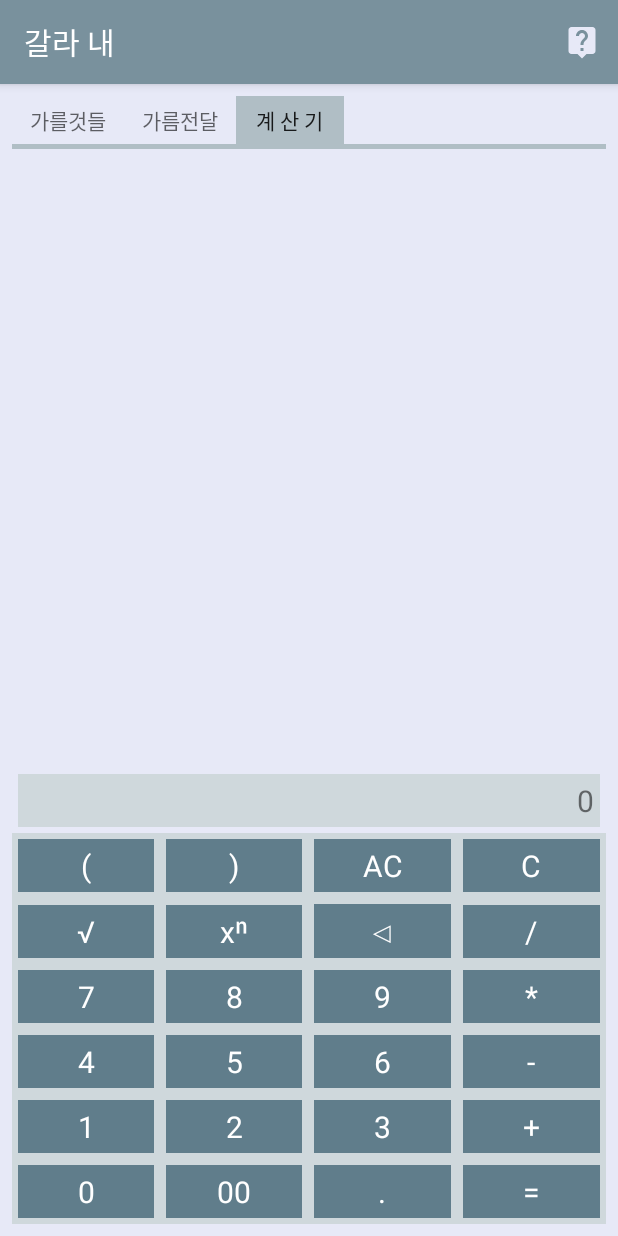
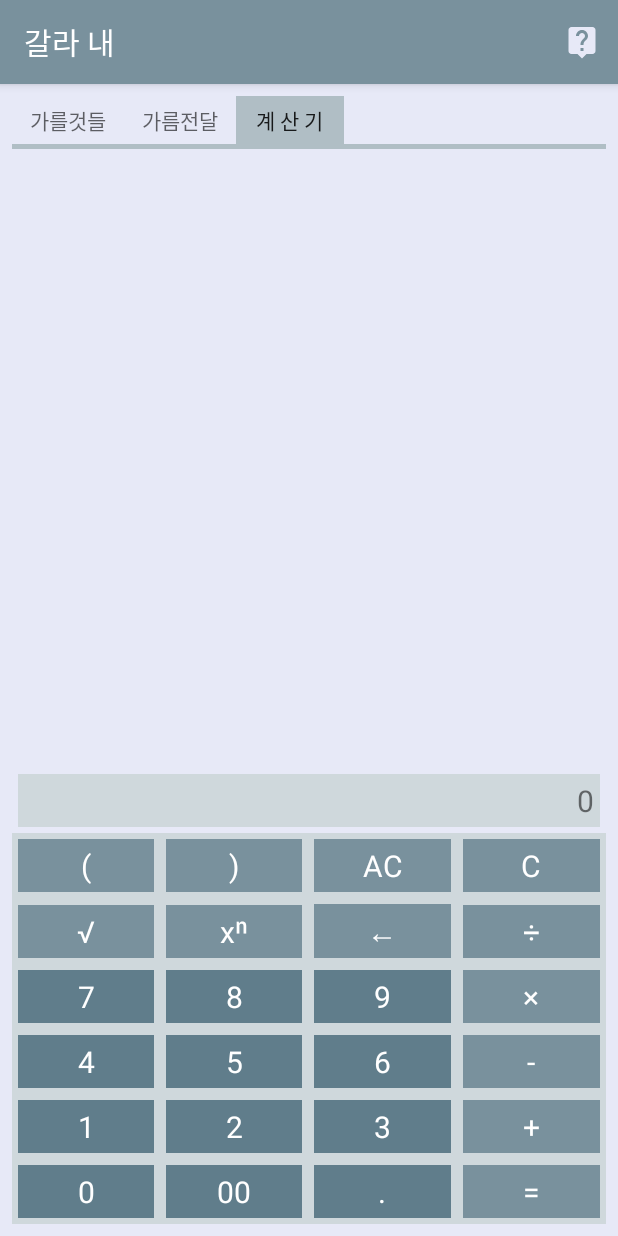
Before and after one commit to fontjuna/Gallane, an Android app: the screen it shows after launch (GallaActivity), tab 3 chosen, on a phone screen of 412 x 824 dp. Run offline under Robolectric (Android 15) with nearby library versions, the phone set to English and light mode, and no system bars; our stand-ins replace AdMob.

```diff
--- a/app/build.gradle
+++ b/app/build.gradle
@@ -7,8 +7,8 @@ android {
         applicationId "com.nohseunghwa.gallane"
         minSdkVersion 15
         targetSdkVersion 26
-        versionCode 108
-        versionName "1.0.8"
+        versionCode 109
+        versionName "1.0.9"
         testInstrumentationRunner "android.support.test.runner.AndroidJUnitRunner"
     }
     buildTypes {
--- a/app/src/main/res/layout/fragment_calc.xml
+++ b/app/src/main/res/layout/fragment_calc.xml
@@ -6,7 +6,7 @@
     android:layout_height="match_parent"
     android:background="@color/colorBakckground"
     android:orientation="vertical"
-    tools:context="com.nohseunghwa.gallane.GallaActivity">
+    tools:context=".GallaActivity">
 
     <LinearLayout
         android:layout_width="match_parent"
@@ -73,7 +73,7 @@
                 android:layout_height="wrap_content"
                 android:layout_margin="4dp"
                 android:layout_weight="1"
-                android:background="@color/colorPrimaryDark"
+                android:background="@color/colorPrimary"
                 android:gravity="center"
                 android:padding="@dimen/button_padding"
                 android:soundEffectsEnabled="true"
@@ -87,7 +87,7 @@
                 android:layout_height="wrap_content"
                 android:layout_margin="4dp"
                 android:layout_weight="1"
-                android:background="@color/colorPrimaryDark"
+                android:background="@color/colorPrimary"
                 android:gravity="center"
                 android:padding="@dimen/button_padding"
                 android:soundEffectsEnabled="true"
@@ -101,7 +101,7 @@
                 android:layout_height="wrap_content"
                 android:layout_margin="4dp"
                 android:layout_weight="1"
-                android:background="@color/colorPrimaryDark"
+                android:background="@color/colorPrimary"
                 android:gravity="center"
                 android:padding="@dimen/button_padding"
                 android:soundEffectsEnabled="true"
@@ -115,7 +115,7 @@
                 android:layout_height="wrap_content"
                 android:layout_margin="4dp"
                 android:layout_weight="1"
-                android:background="@color/colorPrimaryDark"
+                android:background="@color/colorPrimary"
                 android:gravity="center"
                 android:padding="@dimen/button_padding"
                 android:soundEffectsEnabled="true"
@@ -134,7 +134,7 @@
                 android:layout_height="wrap_content"
                 android:layout_margin="4dp"
                 android:layout_weight="1"
-                android:background="@color/colorPrimaryDark"
+                android:background="@color/colorPrimary"
                 android:gravity="center"
                 android:padding="@dimen/button_padding"
                 android:soundEffectsEnabled="true"
@@ -148,7 +148,7 @@
                 android:layout_height="wrap_content"
                 android:layout_margin="4dp"
                 android:layout_weight="1"
-                android:background="@color/colorPrimaryDark"
+                android:background="@color/colorPrimary"
                 android:gravity="center"
                 android:padding="@dimen/button_padding"
                 android:soundEffectsEnabled="true"
@@ -162,11 +162,11 @@
                 android:layout_height="wrap_content"
                 android:layout_margin="4dp"
                 android:layout_weight="1"
-                android:background="@color/colorPrimaryDark"
+                android:background="@color/colorPrimary"
                 android:gravity="center"
                 android:padding="@dimen/button_padding"
                 android:soundEffectsEnabled="true"
-                android:text="◁"
+                android:text="←"
                 android:textColor="#ffffff"
                 android:textSize="@dimen/button_text"/>
 
@@ -176,11 +176,11 @@
                 android:layout_height="wrap_content"
                 android:layout_margin="4dp"
                 android:layout_weight="1"
-                android:background="@color/colorPrimaryDark"
+                android:background="@color/colorPrimary"
                 android:gravity="center"
                 android:padding="@dimen/button_padding"
                 android:soundEffectsEnabled="true"
-                android:text="/"
+                android:text="÷"
                 android:textColor="#ffffff"
                 android:textSize="@dimen/button_text"/>
         </LinearLayout>
@@ -237,11 +237,11 @@
                 android:layout_height="wrap_content"
                 android:layout_margin="4dp"
                 android:layout_weight="1"
-                android:background="@color/colorPrimaryDark"
+                android:background="@color/colorPrimary"
                 android:gravity="center"
                 android:padding="@dimen/button_padding"
                 android:soundEffectsEnabled="true"
-                android:text="*"
+                android:text="×"
                 android:textColor="#ffffff"
                 android:textSize="@dimen/button_text"/>
         </LinearLayout>
@@ -298,7 +298,7 @@
                 android:layout_height="wrap_content"
                 android:layout_margin="4dp"
                 android:layout_weight="1"
-                android:background="@color/colorPrimaryDark"
+                android:background="@color/colorPrimary"
                 android:gravity="center"
                 android:padding="@dimen/button_padding"
                 android:soundEffectsEnabled="true"
@@ -359,7 +359,7 @@
                 android:layout_height="wrap_content"
                 android:layout_margin="4dp"
                 android:layout_weight="1"
-                android:background="@color/colorPrimaryDark"
+                android:background="@color/colorPrimary"
                 android:gravity="center"
                 android:padding="@dimen/button_padding"
                 android:soundEffectsEnabled="true"
@@ -420,7 +420,7 @@
                 android:layout_height="wrap_content"
                 android:layout_margin="4dp"
                 android:layout_weight="1"
-                android:background="@color/colorPrimaryDark"
+                android:background="@color/colorPrimary"
                 android:gravity="center"
                 android:padding="@dimen/button_padding"
                 android:soundEffectsEnabled="true"
```
Also changed, not shown: app/src/main/java/com/nohseunghwa/gallane/backing/Calculation.java (+103 -82 lines), app/src/main/java/com/nohseunghwa/gallane/fragments/CalcFragment.java (+9 -7 lines), 2 other files.
